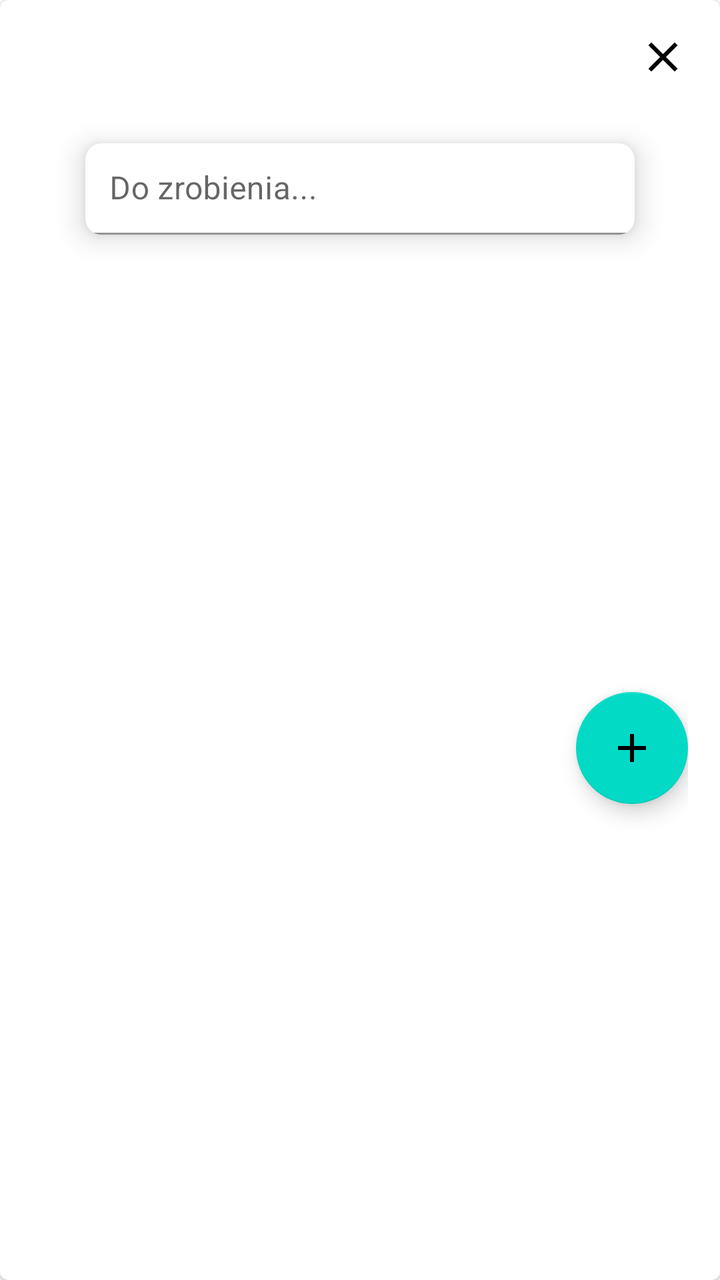
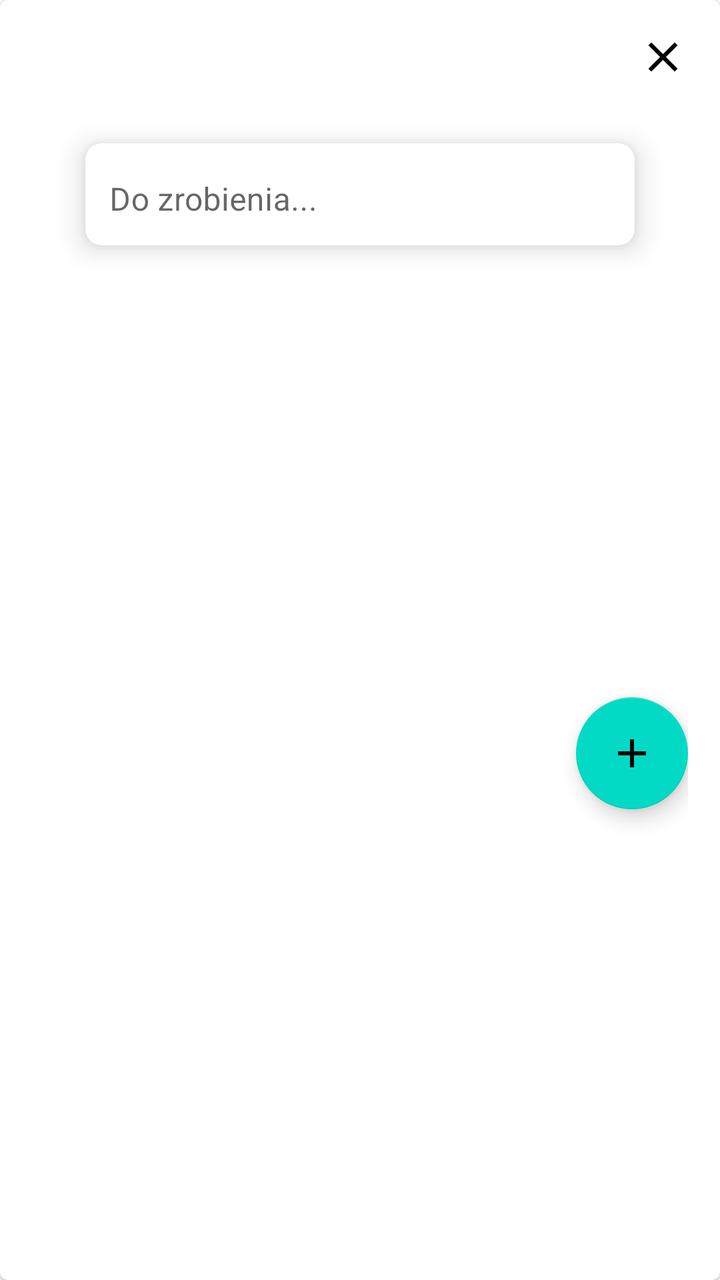

The first picture is an Android layout as it rendered before a commit; the second is the same layout after the commit. The layout source and the unified diff follow.
<!-- AndroidManifest.xml: application theme Theme.Projekt_inz -->
<!-- res/layout/fragment_add_todo_popup.xml -->
<?xml version="1.0" encoding="utf-8"?>
<com.google.android.material.card.MaterialCardView
    xmlns:android="http://schemas.android.com/apk/res/android"
    xmlns:app="http://schemas.android.com/apk/res-auto"
    android:layout_width="match_parent"
    android:layout_height="match_parent"
    android:layout_marginHorizontal="16dp"
    android:background="@android:color/white"
   >

    <androidx.constraintlayout.widget.ConstraintLayout
        android:layout_width="match_parent"
        android:layout_height="match_parent"
        android:padding="16dp">

        
        <ImageView
            android:id="@+id/todoClose"
            android:layout_width="25dp"
            android:layout_height="25dp"
            android:contentDescription="Zamknij okno"
            android:src="@drawable/baseline_close_24"
            app:layout_constraintEnd_toEndOf="parent"
            app:layout_constraintTop_toTopOf="parent" />

        
        <com.google.android.material.card.MaterialCardView
            android:id="@+id/cardView1"
            android:layout_width="0dp"
            android:layout_height="wrap_content"
            android:layout_margin="16dp"
            app:cardCornerRadius="8dp"
            app:cardElevation="8dp"
            app:cardUseCompatPadding="true"
            app:layout_constraintEnd_toEndOf="parent"
            app:layout_constraintStart_toStartOf="parent"
            app:layout_constraintTop_toBottomOf="@id/todoClose">

            <com.google.android.material.textfield.TextInputLayout
                android:layout_width="match_parent"
                android:layout_height="wrap_content"
                android:hint="Do zrobienia..."
                app:boxStrokeWidth="1dp"
                app:boxStrokeWidthFocused="2dp">

                <EditText
                    android:id="@+id/todoEt"
                    android:layout_width="match_parent"
                    android:layout_height="wrap_content"
                    android:background="@android:color/transparent"
                    android:dropDownHeight="wrap_content"
                    android:dropDownVerticalOffset="8dp"
                    android:inputType="text"
                    android:padding="12dp"
                    android:textColor="@android:color/black" />
            </com.google.android.material.textfield.TextInputLayout>
        </com.google.android.material.card.MaterialCardView>


        
        <com.google.android.material.floatingactionbutton.FloatingActionButton
            android:id="@+id/addButtonPopup"
            android:layout_width="wrap_content"
            android:layout_height="wrap_content"
            android:layout_marginBottom="8dp"
            android:contentDescription="Dodaj zadanie"
            app:layout_constraintBottom_toBottomOf="parent"
            app:layout_constraintEnd_toEndOf="parent"
            app:layout_constraintTop_toBottomOf="@+id/cardView1"
            app:srcCompat="@drawable/baseline_add_24" />

    </androidx.constraintlayout.widget.ConstraintLayout>
</com.google.android.material.card.MaterialCardView>
<!-- resources referenced by this layout -->
<resources>
  <!-- drawable baseline_add_24 (drawable) -->
  <vector xmlns:android="http://schemas.android.com/apk/res/android" android:height="24dp" android:tint="#000000" android:viewportHeight="24" android:viewportWidth="24" android:width="24dp">
        
      <path android:fillColor="@android:color/white" android:pathData="M19,13h-6v6h-2v-6H5v-2h6V5h2v6h6v2z"/>
      
  </vector>
  <!-- drawable baseline_close_24 (drawable) -->
  <vector xmlns:android="http://schemas.android.com/apk/res/android" android:height="24dp" android:tint="#000000" android:viewportHeight="24" android:viewportWidth="24" android:width="24dp">
        
      <path android:fillColor="@android:color/white" android:pathData="M19,6.41L17.59,5 12,10.59 6.41,5 5,6.41 10.59,12 5,17.59 6.41,19 12,13.41 17.59,19 19,17.59 13.41,12z"/>
      
  </vector>
  <style name="Theme.Projekt_inz" parent="Theme.MaterialComponents.Light.DarkActionBar">
          
          <item name="colorPrimary">@color/purple_500</item>
          <item name="colorPrimaryVariant">@color/purple_700</item>
          <item name="colorOnPrimary">@color/white</item>
  
          
          <item name="colorSecondary">@color/teal_200</item>
          <item name="colorSecondaryVariant">@color/teal_700</item>
          <item name="colorOnSecondary">@color/black</item>
  
          
          <item name="android:statusBarColor">?attr/colorPrimaryVariant</item>
  
          
          <item name="android:forceDarkAllowed">false</item>
      </style>
  <color name="purple_500">#FF6200EE</color>
  <color name="purple_700">#FF3700B3</color>
  <color name="white">#FFFFFFFF</color>
  <color name="teal_200">#FF03DAC5</color>
  <color name="teal_700">#FF018786</color>
  <color name="black">#FF000000</color>
</resources>

<!-- the commit's change to res/layout/fragment_add_todo_popup.xml (unified diff, before → after) -->
@@ -40,10 +40,11 @@
                 android:layout_width="match_parent"
                 android:layout_height="wrap_content"
                 android:hint="Do zrobienia..."
+                app:boxBackgroundMode="outline"
                 app:boxStrokeWidth="1dp"
                 app:boxStrokeWidthFocused="2dp">
 
-                <EditText
+                <com.google.android.material.textfield.TextInputEditText
                     android:id="@+id/todoEt"
                     android:layout_width="match_parent"
                     android:layout_height="wrap_content"
